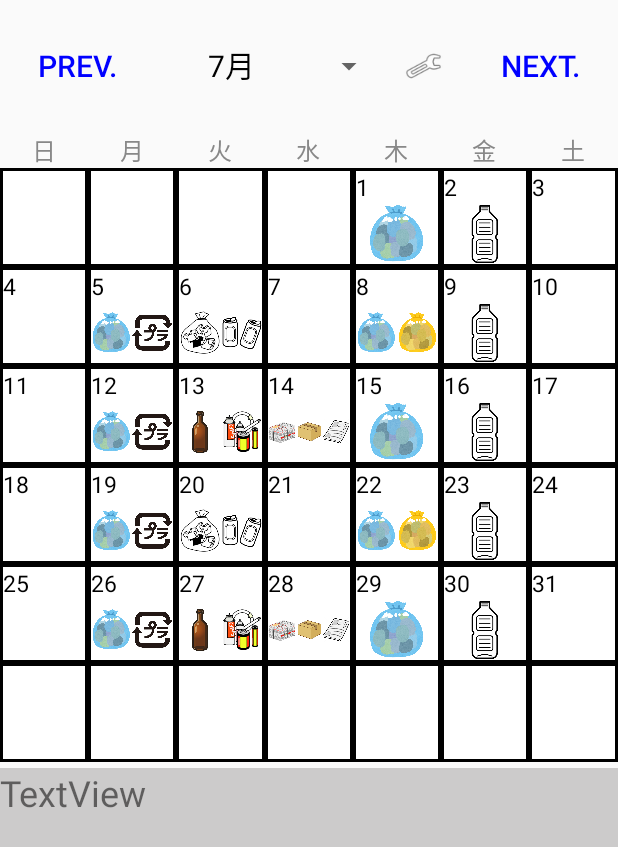
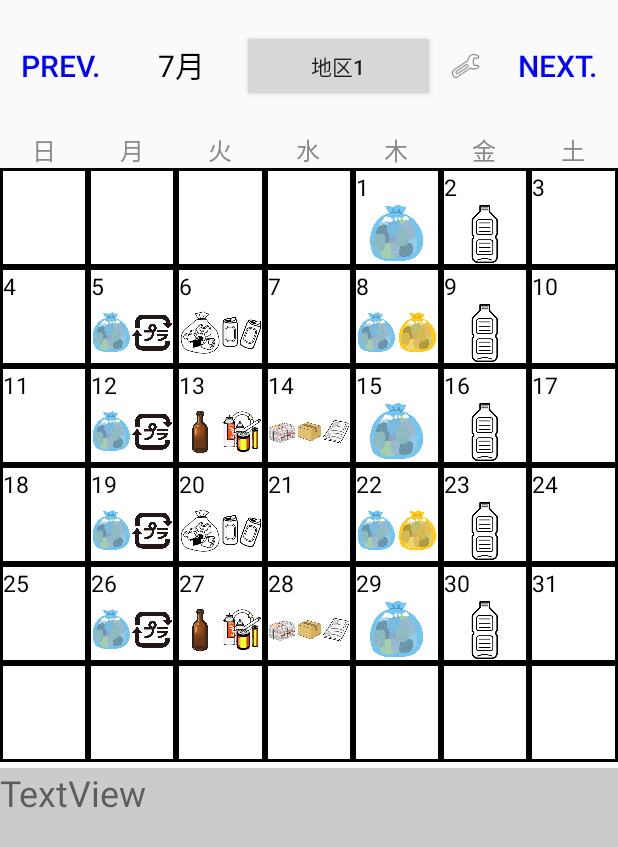
Before and after one commit to TakumiOtsukaABT/HachiojiCalendar-android, an Android app: the screen it shows after launch (MainActivity), on a phone screen of 412 x 824 dp. Shown: the top 847 px of the screen. Run offline under Robolectric (Android 15) with nearby library versions, the phone set to English and light mode, and no system bars.

Commit message:
exchange spinner to button

```diff
--- a/app/src/main/res/layout/activity_main.xml
+++ b/app/src/main/res/layout/activity_main.xml
@@ -33,11 +33,11 @@
             android:textColor="@color/black"
             tools:ignore="Suspicious0dp" />
 
-        <Spinner
-            android:id="@+id/spinner"
-            android:layout_width="0dp"
+        <Button
+            android:id="@+id/district_button"
+            android:layout_width="wrap_content"
             android:layout_height="match_parent"
-
+            android:text="地区1"
             android:layout_weight="1" />
 
 
```
